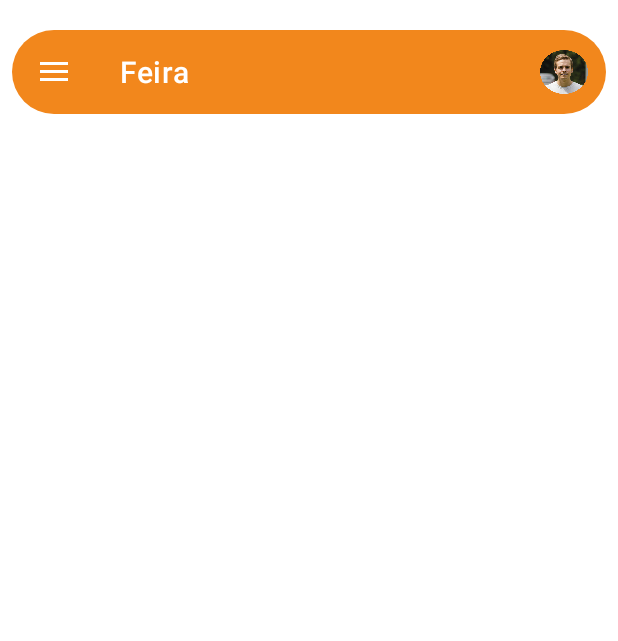
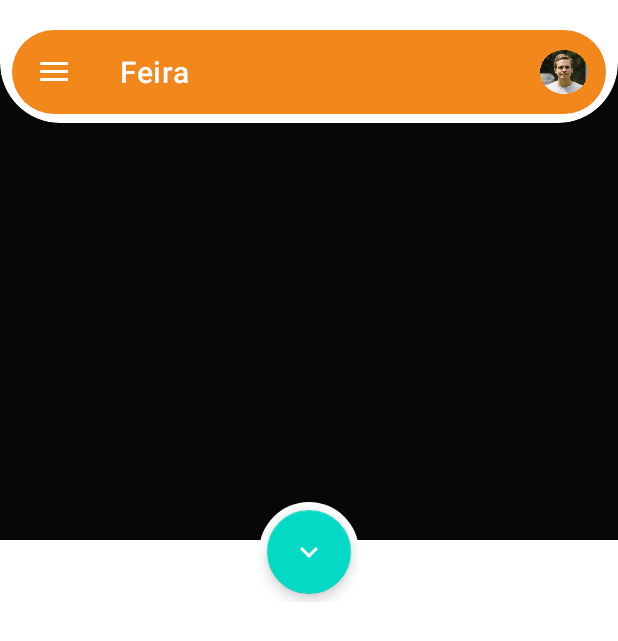
Before and after one commit to ONE-MEDIA-SA/Educa-mz, an Android app: the screen it shows after launch (MainActivity), in the side drawer, after a tap on "Feira", on a phone screen of 412 x 824 dp. Shown: the top 641 px of the screen. Run offline under Robolectric (Android 15) with nearby library versions, the phone set to English and light mode, and no system bars; our stand-ins replace navigation-ui.

Commit message:
add fragment confer

```diff
--- a/app/src/main/java/com/app/educa/ui/view/ConferFragment.kt
+++ b/app/src/main/java/com/app/educa/ui/view/ConferFragment.kt
@@ -29,7 +29,7 @@ class ConferFragment : Fragment() {
         _binding = FragmentConferBinding.inflate(inflater, container, false)
         val root: View = binding.root
 
-        val textView: TextView = binding.textGallery
+       // val textView: TextView = binding.textGallery
         galleryViewModel.text.observe(viewLifecycleOwner) {
         }
         return root
--- /dev/null
+++ b/app/src/main/res/drawable/ic_expand_more.xml
@@ -0,0 +1,5 @@
+<vector android:height="24dp" android:tint="#FFFFFF"
+    android:viewportHeight="24" android:viewportWidth="24"
+    android:width="24dp" xmlns:android="http://schemas.android.com/apk/res/android">
+    <path android:fillColor="@android:color/white" android:pathData="M16.59,8.59L12,13.17 7.41,8.59 6,10l6,6 6,-6z"/>
+</vector>
--- a/app/src/main/res/layout/fragment_confer.xml
+++ b/app/src/main/res/layout/fragment_confer.xml
@@ -1,5 +1,5 @@
 <?xml version="1.0" encoding="utf-8"?>
-<androidx.constraintlayout.widget.ConstraintLayout
+<LinearLayout
     xmlns:android="http://schemas.android.com/apk/res/android"
     xmlns:app="http://schemas.android.com/apk/res-auto"
     xmlns:tools="http://schemas.android.com/tools"
@@ -7,5 +7,7 @@
     android:layout_height="match_parent"
     tools:context=".ui.view.ConferFragment">
 
+    <include layout="@layout/item_confer_header" />
 
-</androidx.constraintlayout.widget.ConstraintLayout>
+
+</LinearLayout>
--- /dev/null
+++ b/app/src/main/res/layout/item_confer_header.xml
@@ -0,0 +1,53 @@
+<?xml version="1.0" encoding="utf-8"?>
+<ScrollView
+    xmlns:android="http://schemas.android.com/apk/res/android"
+    android:layout_width="match_parent"
+    xmlns:app="http://schemas.android.com/apk/res-auto"
+    android:layout_height="match_parent">
+    <LinearLayout
+        android:orientation="vertical"
+        android:layout_width="match_parent"
+        android:layout_height="wrap_content">
+
+       <RelativeLayout
+           android:layout_width="match_parent"
+           android:layout_height="wrap_content">
+           <LinearLayout
+               android:layout_width="match_parent"
+               android:layout_height="360dp"
+               android:background="#070707"
+               android:orientation="vertical">
+               <androidx.cardview.widget.CardView
+                   android:layout_width="match_parent"
+                   android:layout_height="150dp"
+                   android:layout_marginTop="-68dp"
+                   app:cardCornerRadius="40dp"
+                   />
+
+           </LinearLayout>
+
+
+       </RelativeLayout>
+        <RelativeLayout
+            android:layout_width="wrap_content"
+            android:layout_height="wrap_content"
+            android:backgroundTint="@color/white"
+            android:layout_gravity="center"
+            android:layout_marginTop="-25dp"
+            android:background="@drawable/bg_border"
+            >
+
+            <com.google.android.material.floatingactionbutton.FloatingActionButton
+                android:layout_width="wrap_content"
+                android:layout_height="wrap_content"
+                app:srcCompat="@drawable/ic_expand_more"
+                app:tint="@color/white"
+                android:layout_marginStart="5dp"
+                android:layout_marginTop="5dp"
+                android:layout_marginEnd="5dp"
+                android:layout_marginBottom="5dp" />
+        </RelativeLayout>
+
+    </LinearLayout>
+
+</ScrollView>
--- /dev/null
+++ b/app/src/main/res/layout/item_schedule.xml
@@ -0,0 +1,6 @@
+<?xml version="1.0" encoding="utf-8"?>
+<androidx.constraintlayout.widget.ConstraintLayout xmlns:android="http://schemas.android.com/apk/res/android"
+    android:layout_width="match_parent"
+    android:layout_height="match_parent">
+
+</androidx.constraintlayout.widget.ConstraintLayout>
```
